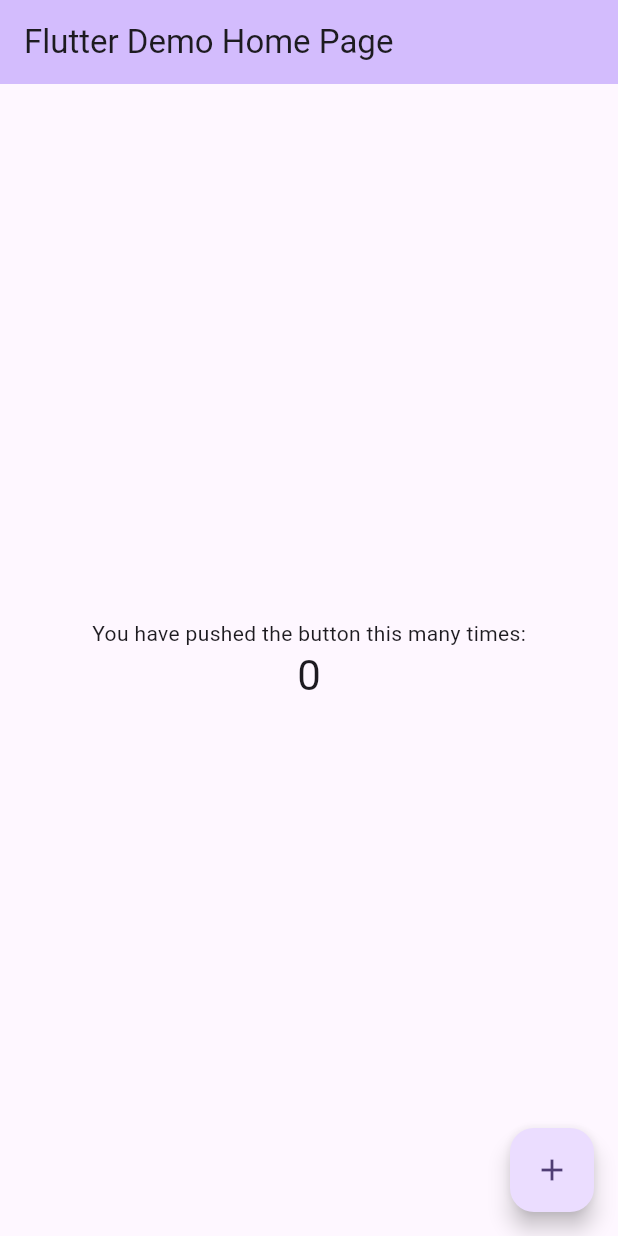
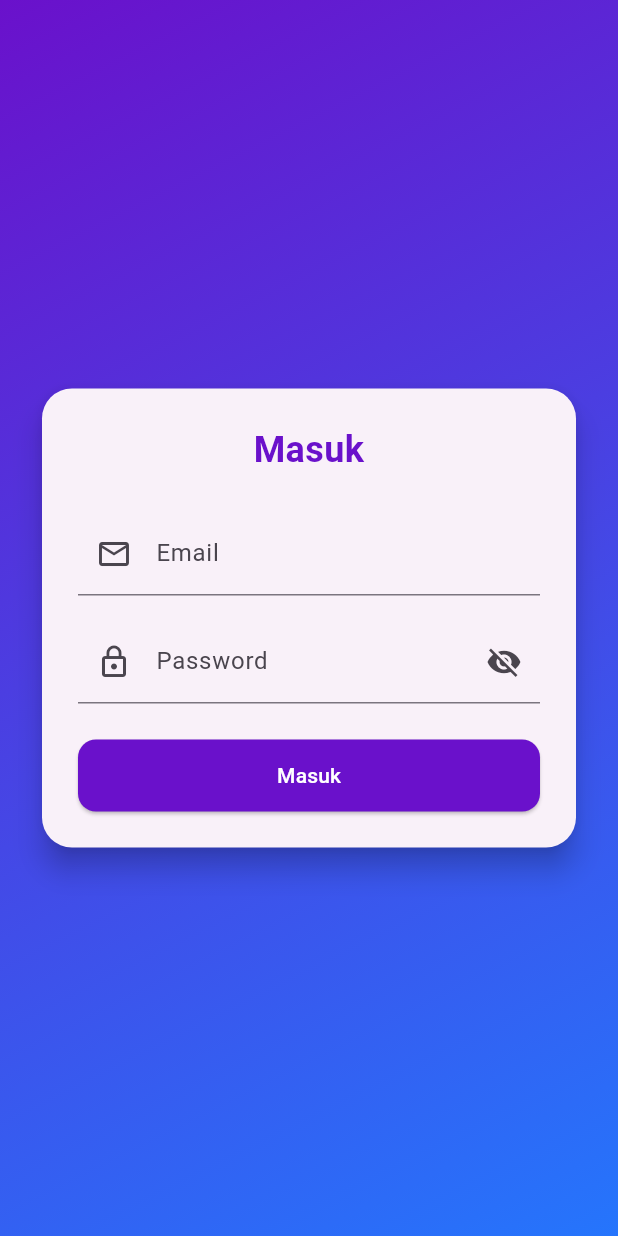
Before and after one commit to muhwildanhafidz/praktikum-5e-wildan, a Flutter app: the screen it shows after launch, on a phone screen of 412 x 824 dp. Run offline on Flutter 3.47's test engine with Material 3 defaults, Android fonts, the phone set to English and light mode, and no system bars.

Commit message:
feat: implement login functionality and create item management pages

```diff
--- a/lib/main.dart
+++ b/lib/main.dart
@@ -1,4 +1,5 @@
 import 'package:flutter/material.dart';
+import 'pages/login_page.dart';
 
 void main() {
   runApp(const MyApp());
@@ -7,116 +8,20 @@ void main() {
 class MyApp extends StatelessWidget {
   const MyApp({super.key});
 
-  // This widget is the root of your application.
   @override
   Widget build(BuildContext context) {
     return MaterialApp(
-      title: 'Flutter Demo',
-      theme: ThemeData(
-        // This is the theme of your application.
-        //
-        // TRY THIS: Try running your application with "flutter run". You'll see
-        // the application has a purple toolbar. Then, without quitting the app,
-        // try changing the seedColor in the colorScheme below to Colors.green
-        // and then invoke "hot reload" (save your changes or press the "hot
-        // reload" button in a Flutter-supported IDE, or press "r" if you used
-        // the command line to start the app).
-        //
-        // Notice that the counter didn't reset back to zero; the application
-        // state is not lost during the reload. To reset the state, use hot
-        // restart instead.
-        //
-        // This works for code too, not just values: Most code changes can be
-        // tested with just a hot reload.
-        colorScheme: ColorScheme.fromSeed(seedColor: Colors.deepPurple),
-      ),
-      home: const MyHomePage(title: 'Flutter Demo Home Page'),
+      debugShowCheckedModeBanner: false,
+      title: 'Inventory App',
+      theme: AppTheme.light,
+      home: const LoginPage(),
     );
   }
 }
 
-class MyHomePage extends StatefulWidget {
-  const MyHomePage({super.key, required this.title});
-
-  // This widget is the home page of your application. It is stateful, meaning
-  // that it has a State object (defined below) that contains fields that affect
-  // how it looks.
-
-  // This class is the configuration for the state. It holds the values (in this
-  // case the title) provided by the parent (in this case the App widget) and
-  // used by the build method of the State. Fields in a Widget subclass are
-  // always marked "final".
-
-  final String title;
-
-  @override
-  State<MyHomePage> createState() => _MyHomePageState();
+class AppTheme {
+  static final ThemeData light = ThemeData(
+    colorScheme: ColorScheme.fromSeed(seedColor: const Color(0xFF6A11CB)),
+    useMaterial3: true,
+  );
 }
-
-class _MyHomePageState extends State<MyHomePage> {
-  int _counter = 0;
-
-  void _incrementCounter() {
-    setState(() {
-      // This call to setState tells the Flutter framework that something has
-      // changed in this State, which causes it to rerun the build method below
-      // so that the display can reflect the updated values. If we changed
-      // _counter without calling setState(), then the build method would not be
-      // called again, and so nothing would appear to happen.
-      _counter++;
-    });
-  }
-
-  @override
-  Widget build(BuildContext context) {
-    // This method is rerun every time setState is called, for instance as done
-    // by the _incrementCounter method above.
-    //
-    // The Flutter framework has been optimized to make rerunning build methods
-    // fast, so that you can just rebuild anything that needs updating rather
-    // than having to individually change instances of widgets.
-    return Scaffold(
-      appBar: AppBar(
-        // TRY THIS: Try changing the color here to a specific color (to
-        // Colors.amber, perhaps?) and trigger a hot reload to see the AppBar
-        // change color while the other colors stay the same.
-        backgroundColor: Theme.of(context).colorScheme.inversePrimary,
-        // Here we take the value from the MyHomePage object that was created by
-        // the App.build method, and use it to set our appbar title.
-        title: Text(widget.title),
-      ),
-      body: Center(
-        // Center is a layout widget. It takes a single child and positions it
-        // in the middle of the parent.
-        child: Column(
-          // Column is also a layout widget. It takes a list of children and
-          // arranges them vertically. By default, it sizes itself to fit its
-          // children horizontally, and tries to be as tall as its parent.
-          //
-          // Column has various properties to control how it sizes itself and
-          // how it positions its children. Here we use mainAxisAlignment to
-          // center the children vertically; the main axis here is the vertical
-          // axis because Columns are vertical (the cross axis would be
-          // horizontal).
-          //
-          // TRY THIS: Invoke "debug painting" (choose the "Toggle Debug Paint"
-          // action in the IDE, or press "p" in the console), to see the
-          // wireframe for each widget.
-          mainAxisAlignment: MainAxisAlignment.center,
-          children: <Widget>[
-            const Text('You have pushed the button this many times:'),
-            Text(
-              '$_counter',
-              style: Theme.of(context).textTheme.headlineMedium,
-            ),
-          ],
-        ),
-      ),
-      floatingActionButton: FloatingActionButton(
-        onPressed: _incrementCounter,
-        tooltip: 'Increment',
-        child: const Icon(Icons.add),
-      ), // This trailing comma makes auto-formatting nicer for build methods.
-    );
-  }
-}
--- /dev/null
+++ b/lib/pages/login_page.dart
@@ -0,0 +1,145 @@
+import 'package:flutter/material.dart';
+import 'dashboard_page.dart';
+
+class LoginPage extends StatefulWidget {
+  const LoginPage({super.key});
+
+  @override
+  State<LoginPage> createState() => _LoginPageState();
+}
+
+class _LoginPageState extends State<LoginPage> {
+  final _formKey = GlobalKey<FormState>();
+  final _emailCtrl = TextEditingController();
+  final _passwordCtrl = TextEditingController();
+  bool _isObscure = true;
+
+  void _login() {
+    if (!_formKey.currentState!.validate()) return;
+
+    ScaffoldMessenger.of(
+      context,
+    ).showSnackBar(const SnackBar(content: Text("Logging in...")));
+
+    Future.delayed(const Duration(milliseconds: 600), () {
+      Navigator.pushReplacement(
+        context,
+        MaterialPageRoute(builder: (_) => const DashboardPage()),
+      );
+    });
+  }
+
+  @override
+  void dispose() {
+    _emailCtrl.dispose();
+    _passwordCtrl.dispose();
+    super.dispose();
+  }
+
+  @override
+  Widget build(BuildContext context) {
+    return Scaffold(
+      body: Container(
+        decoration: const BoxDecoration(
+          gradient: LinearGradient(
+            colors: [Color(0xFF6A11CB), Color(0xFF2575FC)],
+            begin: Alignment.topLeft,
+            end: Alignment.bottomRight,
+          ),
+        ),
+        child: Center(
+          child: SingleChildScrollView(
+            padding: const EdgeInsets.all(24),
+            child: ConstrainedBox(
+              constraints: const BoxConstraints(maxWidth: 400),
+              child: Card(
+                elevation: 8,
+                shape: RoundedRectangleBorder(
+                  borderRadius: BorderRadius.circular(20),
+                ),
+                child: Padding(
+                  padding: const EdgeInsets.all(24),
+                  child: Form(
+                    key: _formKey,
+                    child: Column(
+                      mainAxisSize: MainAxisSize.min,
+                      crossAxisAlignment: CrossAxisAlignment.stretch,
+                      children: [
+                        const Text(
+                          'Masuk',
+                          textAlign: TextAlign.center,
+                          style: TextStyle(
+                            fontSize: 24,
+                            fontWeight: FontWeight.bold,
+                            color: Color(0xFF6A11CB),
+                          ),
+                        ),
+                        const SizedBox(height: 24),
+                        TextFormField(
+                          controller: _emailCtrl,
+                          decoration: const InputDecoration(
+                            labelText: 'Email',
+                            prefixIcon: Icon(Icons.email_outlined),
+                          ),
+                          validator: (v) {
+                            if (v == null || v.isEmpty) {
+                              return 'Masukkan email';
+                            }
+                            if (!v.contains('@')) {
+                              return 'Email tidak valid';
+                            }
+                            return null;
+                          },
+                        ),
+                        const SizedBox(height: 16),
+                        TextFormField(
+                          controller: _passwordCtrl,
+                          obscureText: _isObscure,
+                          decoration: InputDecoration(
+                            labelText: 'Password',
+                            prefixIcon: const Icon(Icons.lock_outline),
+                            suffixIcon: IconButton(
+                              icon: Icon(
+                                _isObscure
+                                    ? Icons.visibility_off
+                                    : Icons.visibility,
+                              ),
+                              onPressed: () =>
+                                  setState(() => _isObscure = !_isObscure),
+                            ),
+                          ),
+                          validator: (v) {
+                            if (v == null || v.isEmpty) {
+                              return 'Masukkan password';
+                            }
+                            if (v.length < 6) {
+                              return 'Minimal 6 karakter';
+                            }
+                            return null;
+                          },
+                        ),
+                        const SizedBox(height: 24),
+                        ElevatedButton(
+                          style: ElevatedButton.styleFrom(
+                            backgroundColor: const Color(0xFF6A11CB),
+                            foregroundColor: Colors.white,
+                            padding: const EdgeInsets.symmetric(vertical: 14),
+                            shape: RoundedRectangleBorder(
+                              borderRadius: BorderRadius.circular(12),
+                            ),
+                          ),
+                          onPressed: _login,
+                          child: const Text('Masuk'),
+                        ),
+                      ],
+                    ),
+                  ),
+                ),
+              ),
+            ),
+          ),
+        ),
+      ),
+    );
+  }
+}
```
Also changed, not shown: lib/models/item.dart (added, +10 -0 lines), lib/pages/dashboard_page.dart (added, +64 -0 lines), lib/widgets/item_card.dart (added, +34 -0 lines), lib/widgets/item_dialog.dart (added, +73 -0 lines).
